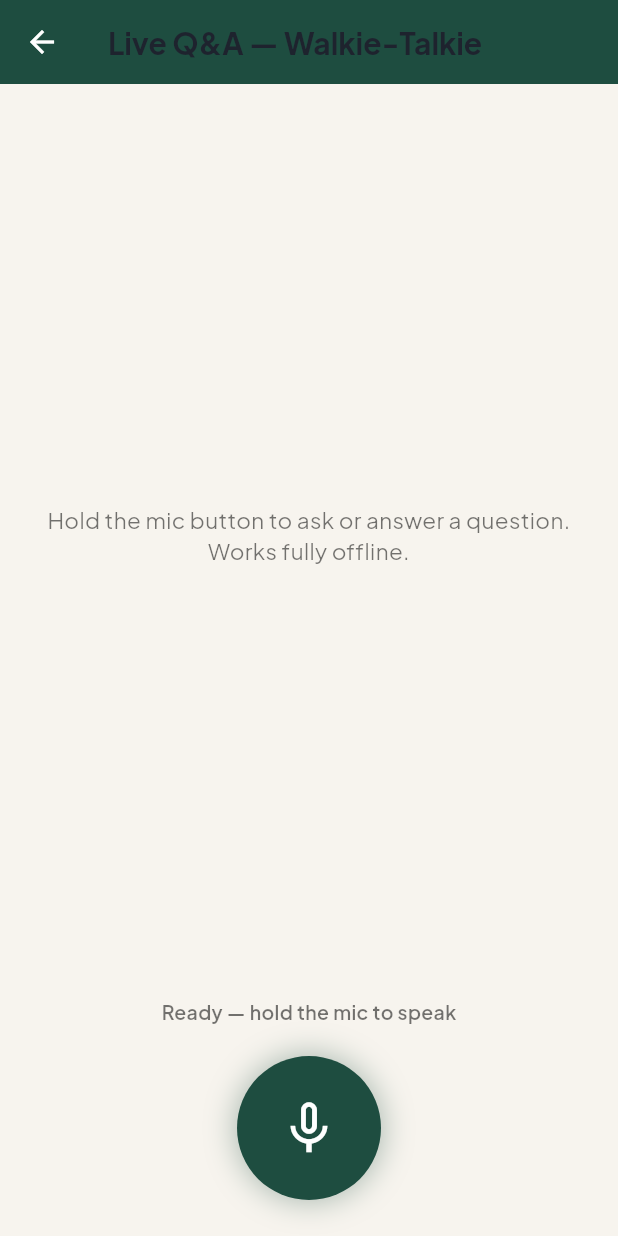
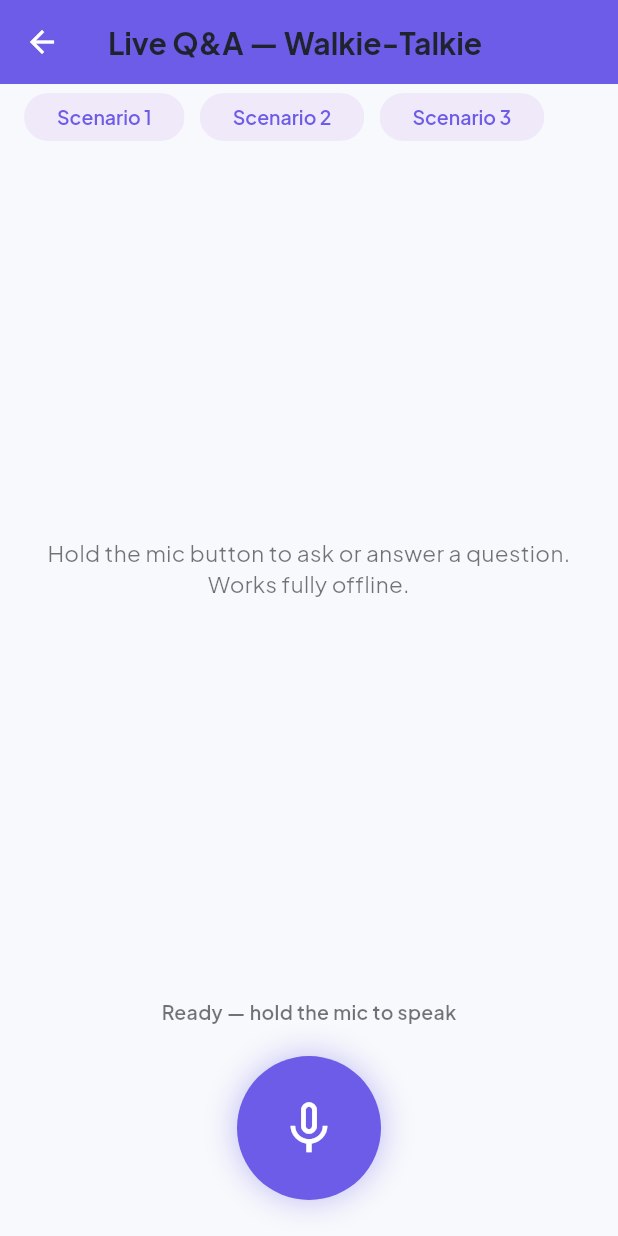
Before and after one commit to Muzammil757/anvaya_app, a Flutter app: the QnAScreen screen opened directly, on a phone screen of 412 x 824 dp. Run offline on Flutter 3.47's test engine with Material 3 defaults, Android fonts, the phone set to English and light mode, and no system bars; our stand-ins replace audioplayers, google_fonts, pdf, printing.

Commit message:
feat(qna): apply AppTheme styling and add one-tap scenario selector chips
Co-Authored-By: Claude Sonnet 5 <noreply@anthropic.com>
Claude-Session: https://claude.ai/code/session_01YMzzte3kQWKVgcuXE9GK3a

```diff
--- a/lib/screens/qna_screen.dart
+++ b/lib/screens/qna_screen.dart
@@ -9,6 +9,7 @@ import 'dart:convert';
 import 'package:flutter/material.dart';
 import 'package:flutter/services.dart' show rootBundle;
 import 'package:audioplayers/audioplayers.dart';
+import 'package:anvaya_app/theme/app_theme.dart';
 
 enum QnAState { idle, recording, processing, response }
 
@@ -101,6 +102,16 @@ class _QnAScreenState extends State<QnAScreen>
     );
   }
 
+  /// One-tap scenario selector: skips the simulated mic/processing delay and
+  /// immediately surfaces the picked scenario's transcript + audio, for fast
+  /// manual demoing alongside the push-to-talk flow.
+  void _onScenarioChipTap(Map<String, dynamic> scenario) {
+    _processingTimer?.cancel();
+    final latency =
+        (scenario['simulated_latency_seconds'] as num?)?.toDouble() ?? 1.8;
+    _showResponse(scenario, latency);
+  }
+
   void _showResponse(Map<String, dynamic> scenario, double latency) {
     if (!mounted) return;
     setState(() {
@@ -131,20 +142,53 @@ class _QnAScreenState extends State<QnAScreen>
   @override
   Widget build(BuildContext context) {
     return Scaffold(
-      backgroundColor: const Color(0xFFF7F4EE),
+      backgroundColor: AppTheme.background,
       appBar: AppBar(
         title: const Text('Live Q&A — Walkie-Talkie'),
-        backgroundColor: const Color(0xFF1E4D40),
+        backgroundColor: AppTheme.lavenderAccent,
         foregroundColor: Colors.white,
       ),
       body: Column(
         children: [
           if (_lastLatency > 0) _buildLatencyMeter(),
+          _buildScenarioSelector(),
           Expanded(child: _buildConversationList()),
           _buildStatusStrip(),
           _buildMicButton(),
           const SizedBox(height: 24),
         ],
+      ),
+    );
+  }
+
+  /// One-tap quick-action chips — one per scenario in qna_scenarios.json —
+  /// so a scenario can be triggered instantly without holding the mic.
+  Widget _buildScenarioSelector() {
+    if (_scenarios.isEmpty) return const SizedBox.shrink();
+    return SizedBox(
+      height: 44,
+      child: ListView.separated(
+        scrollDirection: Axis.horizontal,
+        padding: const EdgeInsets.symmetric(horizontal: 16, vertical: 4),
+        itemCount: _scenarios.length,
+        separatorBuilder: (_, _) => const SizedBox(width: 10),
+        itemBuilder: (context, index) {
+          final scenario = _scenarios[index];
+          return ActionChip(
+            label: Text('Scenario ${index + 1}'),
+            backgroundColor: AppTheme.lavenderContainer,
+            labelStyle: const TextStyle(
+              color: AppTheme.lavenderAccent,
+              fontWeight: FontWeight.w600,
+              fontSize: 13,
+            ),
+            shape: RoundedRectangleBorder(
+              borderRadius: BorderRadius.circular(30),
+              side: BorderSide.none,
+            ),
+            onPressed: () => _onScenarioChipTap(scenario),
+          );
+        },
       ),
     );
   }
@@ -221,15 +265,9 @@ class _QnAScreenState extends State<QnAScreen>
       margin: const EdgeInsets.only(bottom: 14),
       padding: const EdgeInsets.all(14),
       decoration: BoxDecoration(
-        color: Colors.white,
-        borderRadius: BorderRadius.circular(16),
-        boxShadow: [
-          BoxShadow(
-            color: Colors.black.withValues(alpha: 0.05),
-            blurRadius: 6,
-            offset: const Offset(0, 2),
-          ),
-        ],
+        color: AppTheme.surface,
+        borderRadius: BorderRadius.circular(20),
+        boxShadow: AppTheme.softShadow,
       ),
       child: Column(
         crossAxisAlignment: CrossAxisAlignment.start,
@@ -239,7 +277,7 @@ class _QnAScreenState extends State<QnAScreen>
               Icon(
                 isStudent ? Icons.school : Icons.record_voice_over,
                 size: 16,
-                color: const Color(0xFF1E4D40),
+                color: AppTheme.lavenderAccent,
               ),
               const SizedBox(width: 6),
               Text(
@@ -247,7 +285,7 @@ class _QnAScreenState extends State<QnAScreen>
                 style: const TextStyle(
                   fontWeight: FontWeight.bold,
                   fontSize: 13,
-                  color: Color(0xFF1E4D40),
+                  color: AppTheme.lavenderAccent,
                 ),
               ),
             ],
@@ -381,7 +419,7 @@ class _QnAScreenState extends State<QnAScreen>
       case QnAState.response:
         return const Color(0xFF1E8A5F);
       case QnAState.idle:
-        return const Color(0xFF1E4D40);
+        return AppTheme.lavenderAccent;
     }
   }
 
```
